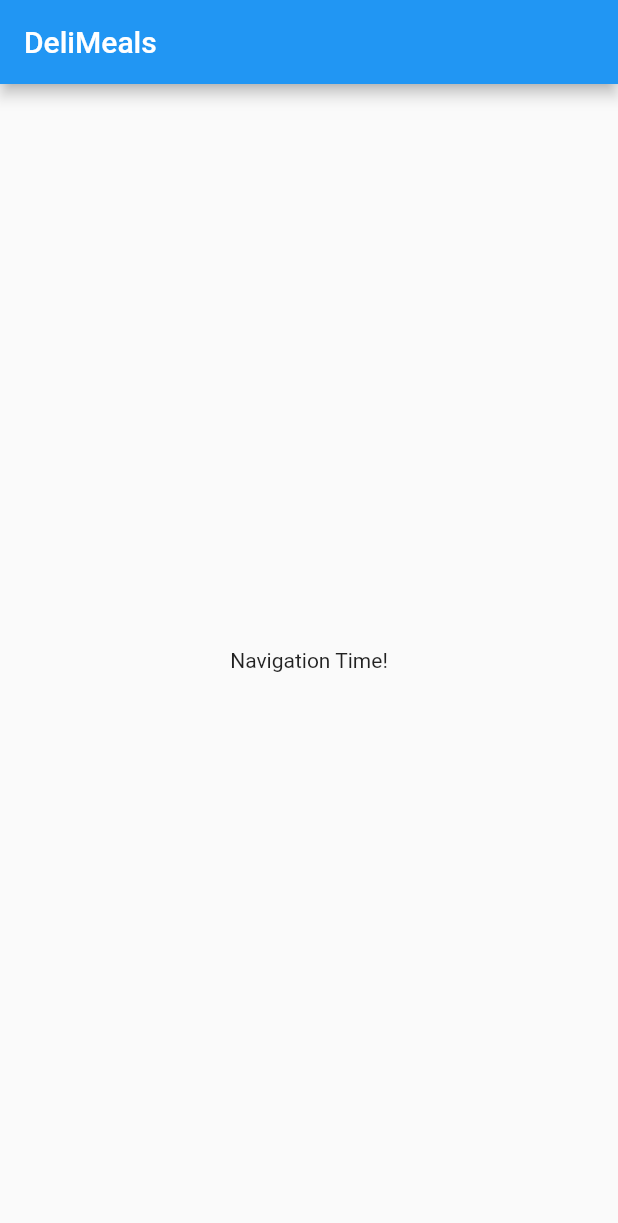
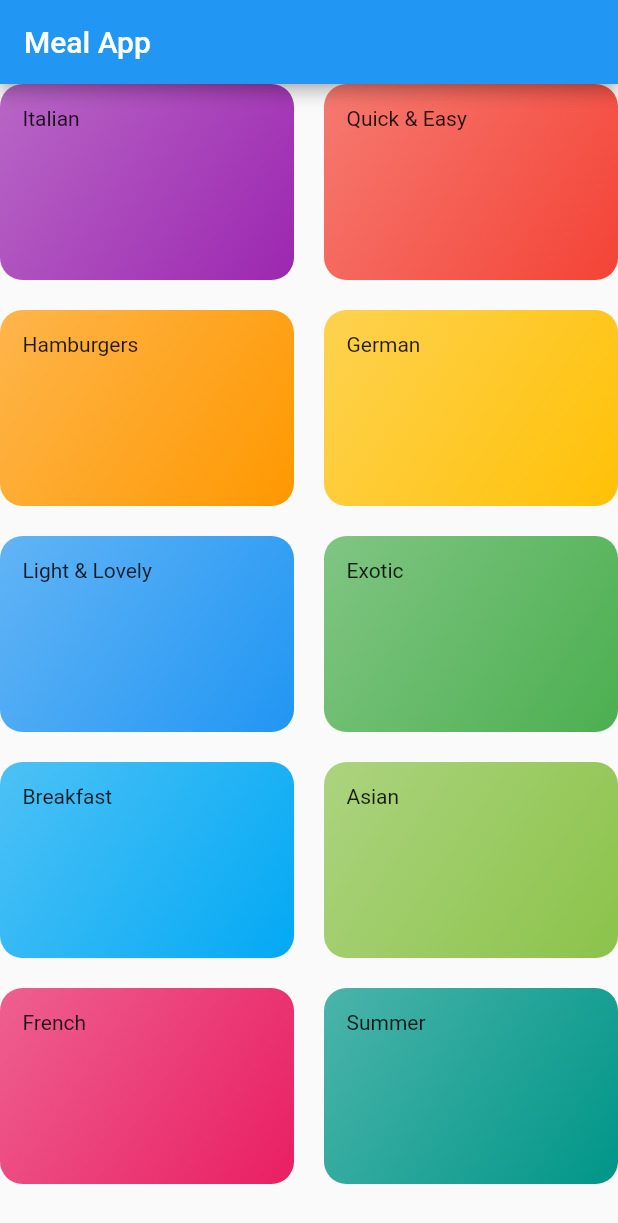
Before and after one commit to jpatino37/learning_flutter_7, a Flutter app: the screen it shows after launch, on a phone screen of 412 x 824 dp. Shown: the top 1223 px of the screen. Run offline on Flutter 3.47's test engine with Material 2 defaults, Android fonts, the phone set to English and light mode, and no system bars.

Commit message:
added categories screen

```diff
--- /dev/null
+++ b/meal_ap/lib/categories_screen.dart
@@ -0,0 +1,26 @@
+import 'package:flutter/material.dart';
+import 'package:meal_ap/category_item.dart';
+
+import './dummy_data.dart';
+
+class CategoriesScreen extends StatelessWidget {
+  @override
+  Widget build(BuildContext context) {
+    return Scaffold(
+      appBar: AppBar(
+        title: const Text('Meal App'),
+      ),
+      body: GridView(
+        children: DUMMY_CATEGORIES
+            .map((data) => CategoryItem(data.title, data.color))
+            .toList(),
+        gridDelegate: SliverGridDelegateWithMaxCrossAxisExtent(
+          maxCrossAxisExtent: 200,
+          childAspectRatio: 3 / 2,
+          crossAxisSpacing: 20,
+          mainAxisSpacing: 20,
+        ),
+      ),
+    );
+  }
+}
--- /dev/null
+++ b/meal_ap/lib/category_item.dart
@@ -0,0 +1,24 @@
+import 'package:flutter/material.dart';
+
+class CategoryItem extends StatelessWidget {
+  final String title;
+  final Color color;
+
+  CategoryItem(this.title, this.color);
+
+  @override
+  Widget build(BuildContext context) {
+    return Container(
+      padding: const EdgeInsets.all(15),
+      child: Text(title),
+      decoration: BoxDecoration(
+        gradient: LinearGradient(
+          colors: [color.withOpacity(0.7), color],
+          begin: Alignment.topLeft,
+          end: Alignment.bottomRight,
+        ),
+        borderRadius: BorderRadius.circular(15),
+      ),
+    );
+  }
+}
--- /dev/null
+++ b/meal_ap/lib/dummy_data.dart
@@ -0,0 +1,56 @@
+import 'package:flutter/material.dart';
+
+import './models/category.dart';
+
+const DUMMY_CATEGORIES = const [
+  Category(
+    id: 'c1',
+    title: 'Italian',
+    color: Colors.purple,
+  ),
+  Category(
+    id: 'c2',
+    title: 'Quick & Easy',
+    color: Colors.red,
+  ),
+  Category(
+    id: 'c3',
+    title: 'Hamburgers',
+    color: Colors.orange,
+  ),
+  Category(
+    id: 'c4',
+    title: 'German',
+    color: Colors.amber,
+  ),
+  Category(
+    id: 'c5',
+    title: 'Light & Lovely',
+    color: Colors.blue,
+  ),
+  Category(
+    id: 'c6',
+    title: 'Exotic',
+    color: Colors.green,
+  ),
+  Category(
+    id: 'c7',
+    title: 'Breakfast',
+    color: Colors.lightBlue,
+  ),
+  Category(
+    id: 'c8',
+    title: 'Asian',
+    color: Colors.lightGreen,
+  ),
+  Category(
+    id: 'c9',
+    title: 'French',
+    color: Colors.pink,
+  ),
+  Category(
+    id: 'c10',
+    title: 'Summer',
+    color: Colors.teal,
+  ),
+];
--- a/meal_ap/lib/main.dart
+++ b/meal_ap/lib/main.dart
@@ -1,4 +1,5 @@
 import 'package:flutter/material.dart';
+import 'package:meal_ap/categories_screen.dart';
 
 void main() => runApp(MyApp());
 
@@ -10,26 +11,7 @@ class MyApp extends StatelessWidget {
       theme: ThemeData(
         primarySwatch: Colors.blue,
       ),
-      home: MyHomePage(),
+      home: CategoriesScreen(),
     );
   }
 }
-
-class MyHomePage extends StatefulWidget {
-  @override
-  _MyHomePageState createState() => _MyHomePageState();
-}
-
-class _MyHomePageState extends State<MyHomePage> {
-  @override
-  Widget build(BuildContext context) {
-    return Scaffold(
-      appBar: AppBar(
-        title: Text('DeliMeals'),
-      ),
-      body: Center(
-        child: Text('Navigation Time!'),
-      ),
-    );
-  }
-}
--- /dev/null
+++ b/meal_ap/lib/models/category.dart
@@ -0,0 +1,13 @@
+import 'package:flutter/material.dart';
+
+class Category {
+  final String id;
+  final String title;
+  final Color color;
+
+  const Category({
+    @required this.id,
+    @required this.title,
+    this.color = Colors.orange,
+  });
+}
```
